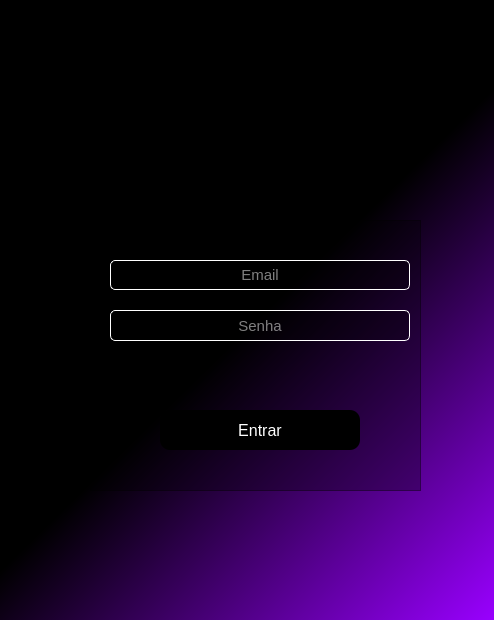
Old version of the form login.ui in the repository ingridrochadev/Ophelia.
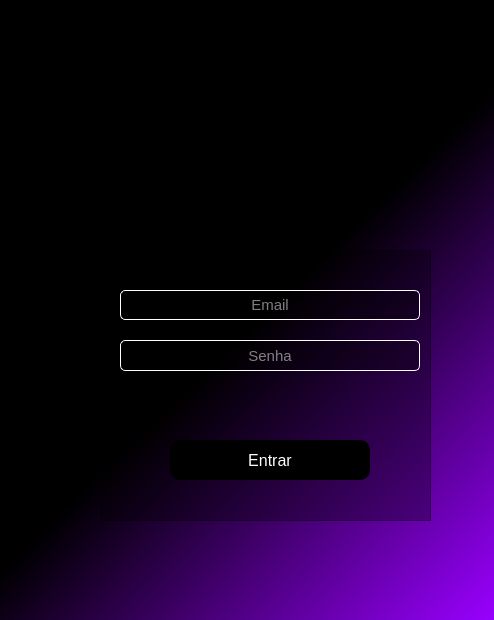
New version of the form. Icons and pictures are not drawn.

The edit to the form file:
```diff
--- a/login.ui
+++ b/login.ui
@@ -19,8 +19,8 @@
   <widget class="QFrame" name="frame_2">
    <property name="geometry">
     <rect>
-     <x>90</x>
-     <y>220</y>
+     <x>100</x>
+     <y>250</y>
      <width>331</width>
      <height>271</height>
     </rect>
```
